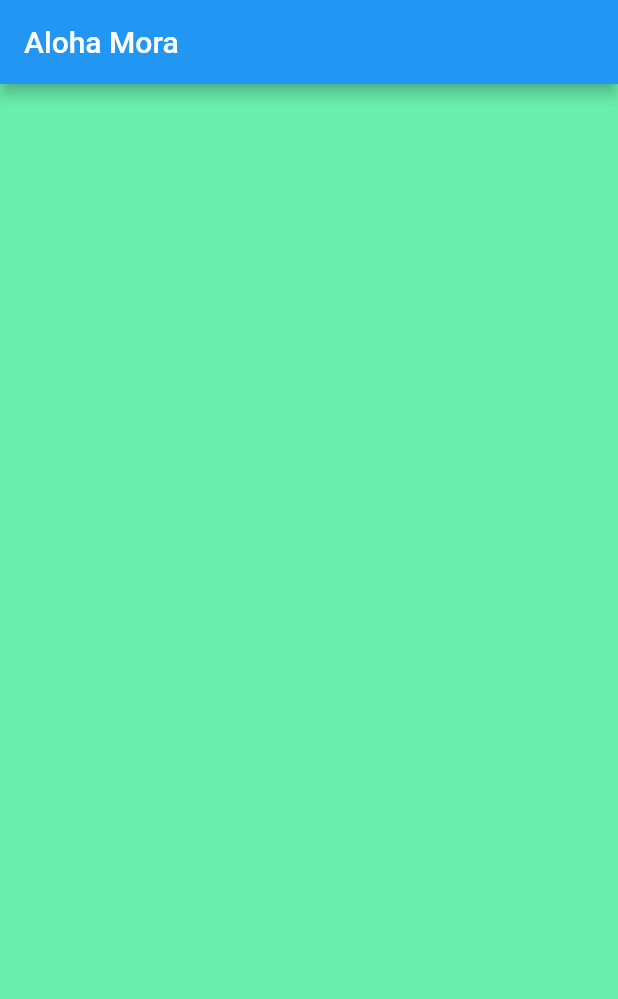
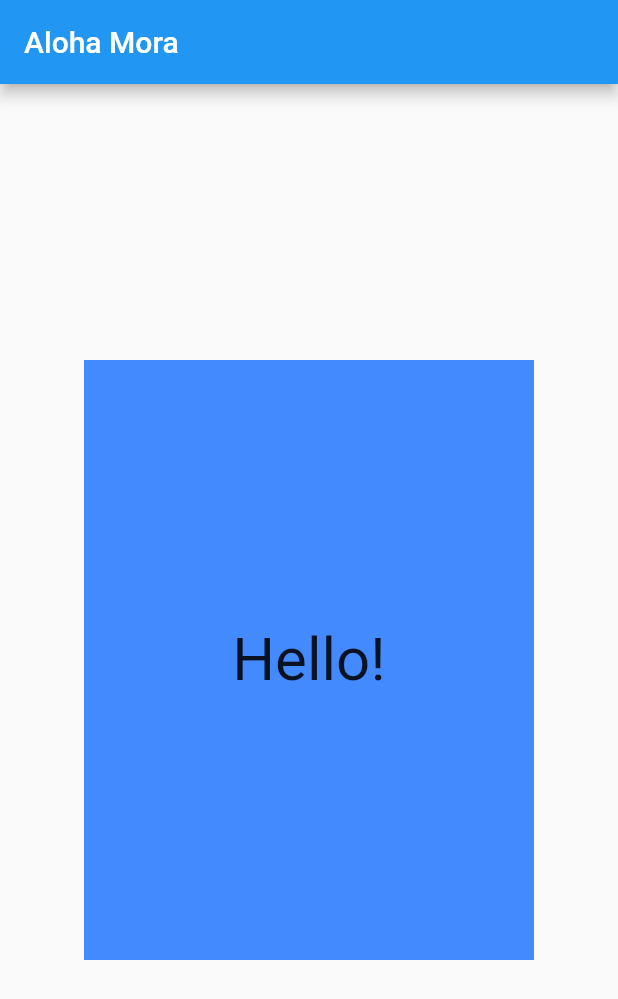
Before and after one commit to devanshbatra04/flutterInitial, a Flutter app: the screen it shows after launch, on a phone screen of 412 x 824 dp. Shown: the top 999 px of the screen. Run offline on Flutter 3.47's test engine with Material 2 defaults, Android fonts, the phone set to English and light mode, and no system bars.

Commit message:
built the hello rectangle

```diff
--- a/lib/main.dart
+++ b/lib/main.dart
@@ -1,4 +1,29 @@
 import 'package:flutter/material.dart';
+
+Widget helloRectangle(){
+  return Container(
+    color: Colors.greenAccent
+  );
+}
+
+class HelloRectangle extends StatelessWidget {
+  @override
+  Widget build(BuildContext context){
+    return Center(
+      child: Container(
+        color: Colors.blueAccent,
+        height: 400.0,
+        width: 300.0,
+        child : Center(
+          child: Text(
+            'Hello!',
+            style: TextStyle(fontSize: 40.0),
+          ),
+        )
+      ),
+    );
+  }
+}
 
 void main(){
 
@@ -9,9 +34,7 @@ void main(){
         appBar: AppBar(
           title: Text('Aloha Mora'),
         ),
-          body: Container(
-            color: Colors.greenAccent,
-          )
+          body: HelloRectangle()
       )
     )
   );
```
